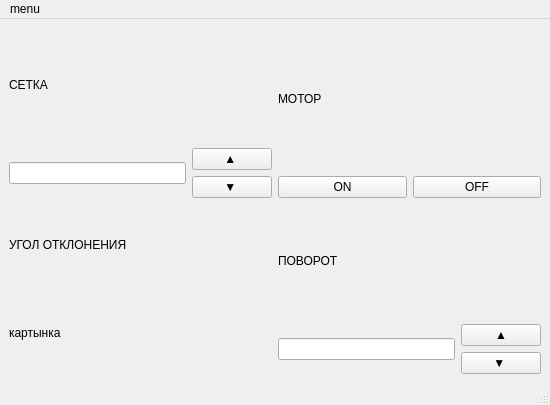
Before: the Qt Designer form buyokapp/ui/controller.ui in Ipopuk/Smart_Buyok, drawn with Qt 5.
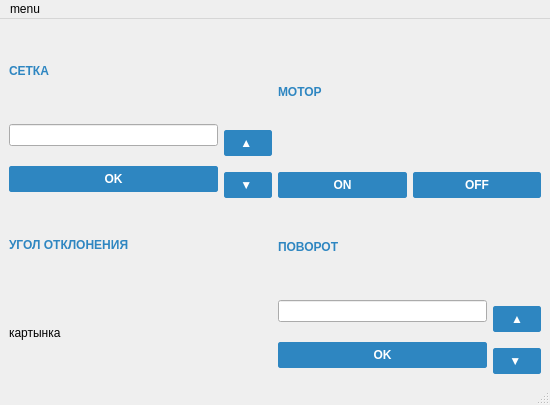
After: the same form once the commit is applied.

Commit message: Controller and ino

Diff of the .ui file:
```diff
--- a/buyokapp/ui/controller.ui
+++ b/buyokapp/ui/controller.ui
@@ -19,6 +19,12 @@
      <layout class="QVBoxLayout" name="verticalLayout_2">
       <item>
        <widget class="QLabel" name="grid_label">
+        <property name="styleSheet">
+         <string notr="true">
+  color: #2E86C1;
+  font-weight: 600;
+  </string>
+        </property>
         <property name="text">
          <string>СЕТКА</string>
         </property>
@@ -27,12 +33,43 @@
       <item>
        <layout class="QHBoxLayout" name="horizontalLayout">
         <item>
-         <widget class="QLineEdit" name="grid_line_edit"/>
+         <layout class="QVBoxLayout" name="verticalLayout">
+          <item>
+           <widget class="QLineEdit" name="grid_line_edit"/>
+          </item>
+          <item>
+           <widget class="QPushButton" name="pushButton_grid_ok">
+            <property name="styleSheet">
+             <string notr="true">background-color: #2E86C1;
+  color: #fff;
+  font-weight: 600;
+  border-radius: 2px;
+  border: 1px solid #2E86C1;
+  padding: 5px 15px;
+  margin-top: 10px;
+  outline: 0px;</string>
+            </property>
+            <property name="text">
+             <string>OK</string>
+            </property>
+           </widget>
+          </item>
+         </layout>
         </item>
         <item>
          <layout class="QVBoxLayout" name="verticalLayout_3">
           <item>
            <widget class="QPushButton" name="pushButton_grid_up">
+            <property name="styleSheet">
+             <string notr="true">background-color: #2E86C1;
+  color: #fff;
+  font-weight: 600;
+  border-radius: 2px;
+  border: 1px solid #2E86C1;
+  padding: 5px 15px;
+  margin-top: 10px;
+  outline: 0px;</string>
+            </property>
             <property name="text">
              <string>▲ </string>
             </property>
@@ -40,6 +77,16 @@
           </item>
           <item>
            <widget class="QPushButton" name="pushButton_grid_down">
+            <property name="styleSheet">
+             <string notr="true">background-color: #2E86C1;
+  color: #fff;
+  font-weight: 600;
+  border-radius: 2px;
+  border: 1px solid #2E86C1;
+  padding: 5px 15px;
+  margin-top: 10px;
+  outline: 0px;</string>
+            </property>
             <property name="text">
              <string>▼ </string>
             </property>
@@ -55,6 +102,12 @@
      <layout class="QVBoxLayout" name="verticalLayout_5">
       <item>
        <widget class="QLabel" name="motor_label">
+        <property name="styleSheet">
+         <string notr="true">
+  color: #2E86C1;
+  font-weight: 600;
+  </string>
+        </property>
         <property name="text">
          <string>МОТОР</string>
         </property>
@@ -64,6 +117,16 @@
        <layout class="QHBoxLayout" name="horizontalLayout_2">
         <item>
          <widget class="QPushButton" name="pushButton_motor_on">
+          <property name="styleSheet">
+           <string notr="true">background-color: #2E86C1;
+  color: #fff;
+  font-weight: 600;
+  border-radius: 2px;
+  border: 1px solid #2E86C1;
+  padding: 5px 15px;
+  margin-top: 10px;
+  outline: 0px;</string>
+          </property>
           <property name="text">
            <string>ON</string>
           </property>
@@ -71,6 +134,16 @@
         </item>
         <item>
          <widget class="QPushButton" name="pushButton_motor_off">
+          <property name="styleSheet">
+           <string notr="true">background-color: #2E86C1;
+  color: #fff;
+  font-weight: 600;
+  border-radius: 2px;
+  border: 1px solid #2E86C1;
+  padding: 5px 15px;
+  margin-top: 10px;
+  outline: 0px;</string>
+          </property>
           <property name="text">
            <string>OFF</string>
           </property>
@@ -84,6 +157,12 @@
      <layout class="QVBoxLayout" name="verticalLayout_6">
       <item>
        <widget class="QLabel" name="turn_label">
+        <property name="styleSheet">
+         <string notr="true">
+  color: #2E86C1;
+  font-weight: 600;
+  </string>
+        </property>
         <property name="text">
          <string>ПОВОРОТ</string>
         </property>
@@ -92,12 +171,43 @@
       <item>
        <layout class="QHBoxLayout" name="horizontalLayout_3">
         <item>
-         <widget class="QLineEdit" name="turn_lineEdit"/>
+         <layout class="QVBoxLayout" name="verticalLayout_4">
+          <item>
+           <widget class="QLineEdit" name="turn_lineEdit"/>
+          </item>
+          <item>
+           <widget class="QPushButton" name="pushButton_2">
+            <property name="styleSheet">
+             <string notr="true">background-color: #2E86C1;
+  color: #fff;
+  font-weight: 600;
+  border-radius: 2px;
+  border: 1px solid #2E86C1;
+  padding: 5px 15px;
+  margin-top: 10px;
+  outline: 0px;</string>
+            </property>
+            <property name="text">
+             <string>OK</string>
+            </property>
+           </widget>
+          </item>
+         </layout>
         </item>
         <item>
          <layout class="QVBoxLayout" name="verticalLayout_7">
           <item>
            <widget class="QPushButton" name="pushButton_turn_up">
+            <property name="styleSheet">
+             <string notr="true">background-color: #2E86C1;
+  color: #fff;
+  font-weight: 600;
+  border-radius: 2px;
+  border: 1px solid #2E86C1;
+  padding: 5px 15px;
+  margin-top: 10px;
+  outline: 0px;</string>
+            </property>
             <property name="text">
              <string>▲</string>
             </property>
@@ -105,6 +215,17 @@
           </item>
           <item>
            <widget class="QPushButton" name="pushButton_turn_down">
+            <property name="styleSheet">
+             <string notr="true">background-color: #2E86C1;
+  color: #fff;
+  font-weight: 600;
+  border-radius: 2px;
+  border: 1px solid #2E86C1;
+  padding: 5px 15px;
+  margin-top: 10px;
+  outline: 0px;
+</string>
+            </property>
             <property name="text">
              <string>▼ </string>
             </property>
@@ -120,6 +241,12 @@
      <layout class="QVBoxLayout" name="verticalLayout_8">
       <item>
        <widget class="QLabel" name="angle_label">
+        <property name="styleSheet">
+         <string notr="true">
+  color: #2E86C1;
+  font-weight: 600;
+  </string>
+        </property>
         <property name="text">
          <string>УГОЛ ОТКЛОНЕНИЯ</string>
         </property>
```
Left out of the diff: 2 changed lines with no effect on the pictures. The commit also changes 4 other files.
